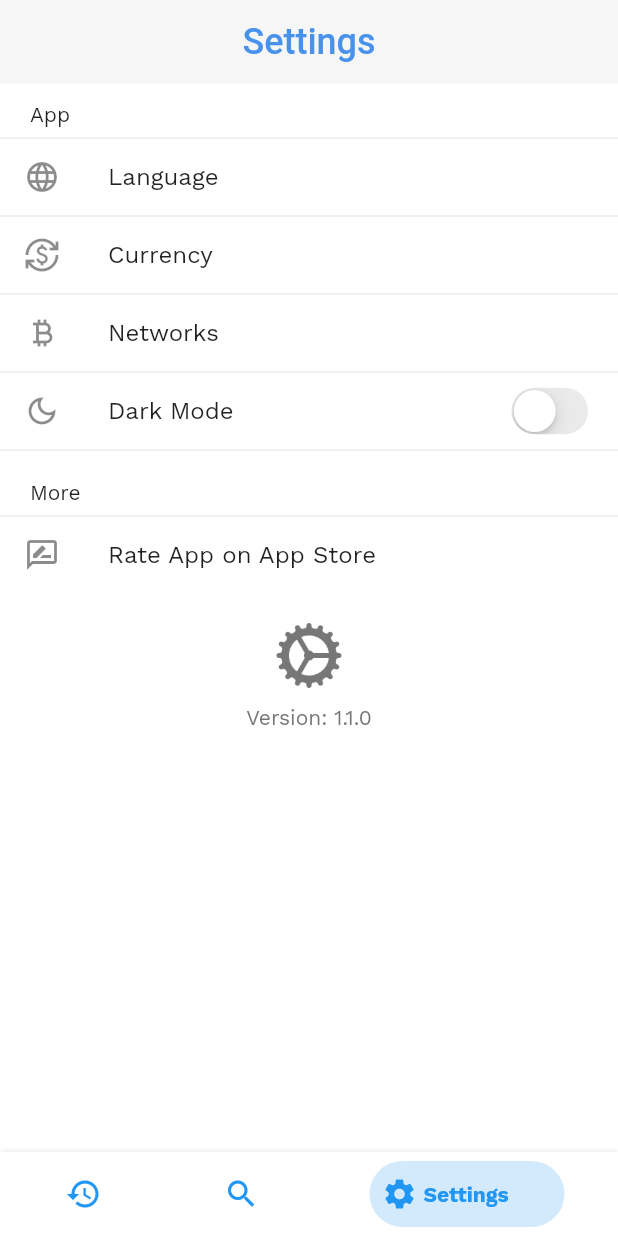
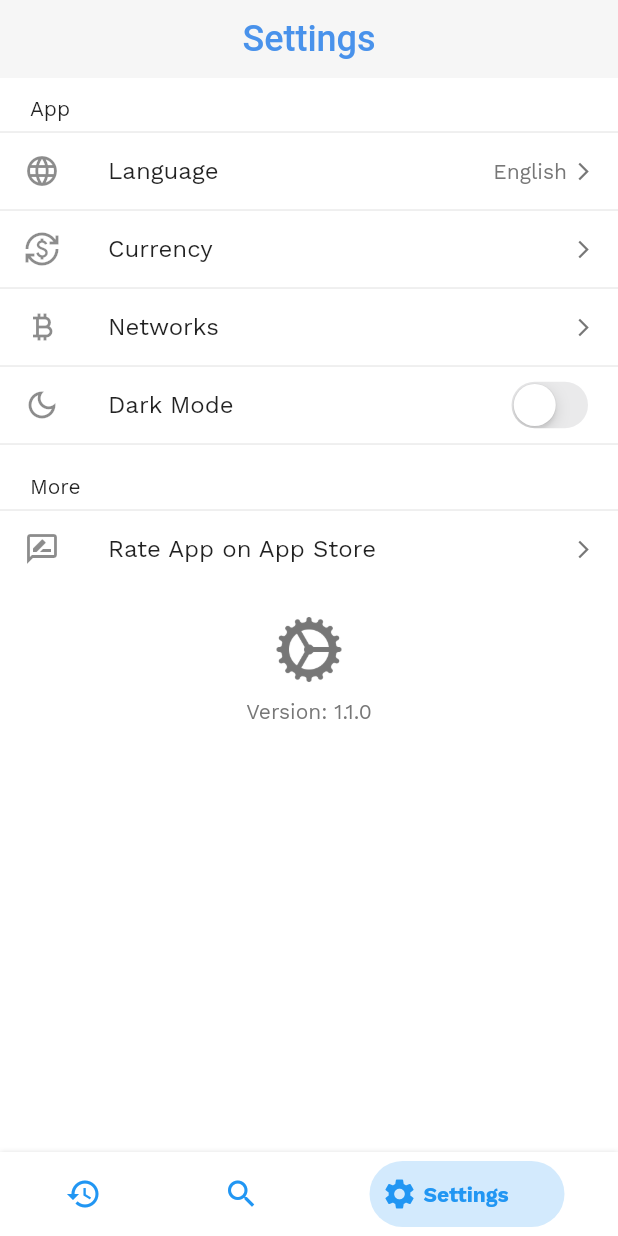
Before and after one commit to bisi-dev/defiscan, a Flutter app: the screen it shows after launch, swiped to page 3, on a phone screen of 412 x 824 dp. Run offline on Flutter 3.47's test engine with Material 2 defaults, Android fonts, the phone set to English and light mode, and no system bars; our stand-ins replace bloc, equatable, flutter_bloc, google_fonts, localization, shared_preferences.

Commit message:
feat: Implement Languages Settings Screen

```diff
--- a/lib/core/routes/route_generator.dart
+++ b/lib/core/routes/route_generator.dart
@@ -1,5 +1,6 @@
 import 'package:defiscan/features/dashboard/screens/dashboard.dart';
 import 'package:defiscan/features/onboarding/screens/splash.dart';
+import 'package:defiscan/features/settings/screens/languages.dart';
 import 'package:flutter/material.dart';
 
 import 'app_route.dart';
@@ -11,6 +12,8 @@ class RouteGenerator {
         return buildRoute(const SplashScreen(), settings: settings);
       case AppRoute.home:
         return buildRoute(const Dashboard(), settings: settings);
+      case AppRoute.languages:
+        return buildRoute(const LanguagesScreen(), settings: settings);
       default:
         return buildRoute(const SizedBox(), settings: settings);
     }
--- a/lib/features/dashboard/screens/dashboard.dart
+++ b/lib/features/dashboard/screens/dashboard.dart
@@ -10,12 +10,13 @@ part 'dashboard_content.dart';
 class Dashboard extends StatelessWidget {
   const Dashboard({super.key});
 
-  static final PageController _pageController = PageController(initialPage: 1);
-
   @override
   Widget build(BuildContext context) {
+    final page = ModalRoute.of(context)!.settings.arguments as int?;
+    PageController _pageController = PageController(initialPage: page ?? 1);
+
     return BlocProvider(
-      create: (context) => DashboardCubit(),
+      create: (context) => DashboardCubit()..swipeTo(page ?? 1),
       child: BlocBuilder<DashboardCubit, DashboardState>(
         builder: (context, state) {
           return Scaffold(
--- a/lib/features/settings/screens/settings.dart
+++ b/lib/features/settings/screens/settings.dart
@@ -2,9 +2,12 @@ import 'package:defiscan/core/app_core.dart';
 import 'package:flutter/cupertino.dart';
 import 'package:flutter_bloc/flutter_bloc.dart';
 
+import '../../../shared/locale/app_locale.dart';
+import '../../../shared/prefs/app_preferences.dart';
 import '../../../shared/services/store/store_service.dart';
 import '../../../shared/theme/app_style.dart';
 import '../bloc/settings_cubit.dart';
+import 'widgets/app_bar.dart';
 
 part 'settings_content.dart';
 
@@ -14,11 +17,7 @@ class SettingsScreen extends StatelessWidget {
   @override
   Widget build(BuildContext context) {
     return Scaffold(
-      appBar: AppBar(
-        automaticallyImplyLeading: false,
-        centerTitle: true,
-        title: Text('settings'.i18n()),
-      ),
+      appBar: SettingsAppBar(title: 'settings'.i18n(), canPop: false),
       body: _buildSettingsList(context),
     );
   }
@@ -34,7 +33,7 @@ class SettingsScreen extends StatelessWidget {
             if (item.leading == null) {
               return Padding(
                 padding: const EdgeInsets.fromLTRB(20, 12, 12, 0),
-                child: Text(item.title),
+                child: Text(item.title.i18n()),
               );
             } else {
               return InkWell(
@@ -47,11 +46,11 @@ class SettingsScreen extends StatelessWidget {
                   }
                 },
                 child: ListTile(
-                  title: Text(item.title, style: AppStyle.link),
+                  title: Text(item.title.i18n(), style: AppStyle.link),
                   leading: Icon(item.leading),
                   dense: true,
                   trailing:
-                      item.route.isEmpty ? _darkModeToggle() : const Text(''),
+                      item.route.isEmpty ? _darkModeToggle() : _subtitle(item),
                   visualDensity: const VisualDensity(vertical: -3),
                 ),
               );
@@ -85,4 +84,25 @@ class SettingsScreen extends StatelessWidget {
       },
     );
   }
+
+  Widget _subtitle(SettingsContent item) {
+    return FittedBox(
+      child: Row(
+        children: [
+          Text(
+            item.provideSubtitle(),
+            style: const TextStyle(
+              color: AppColor.kFairGrey,
+            ),
+          ),
+          const SizedBox(width: 4),
+          const Icon(
+            Icons.arrow_forward_ios_sharp,
+            color: AppColor.kFairGrey,
+            size: 14,
+          )
+        ],
+      ),
+    );
+  }
 }
--- a/lib/features/settings/screens/settings_content.dart
+++ b/lib/features/settings/screens/settings_content.dart
@@ -13,39 +13,51 @@ class SettingsContent {
 
   static const List<SettingsContent> list = [
     SettingsContent(
-      title: 'App',
+      title: 'app',
       leading: null,
       route: "",
     ),
     SettingsContent(
-      title: 'Language',
+      title: 'language',
       leading: Icons.language,
       route: AppRoute.languages,
     ),
     SettingsContent(
-      title: 'Currency',
+      title: 'currency',
       leading: Icons.currency_exchange,
       route: AppRoute.currencies,
     ),
     SettingsContent(
-      title: 'Networks',
+      title: 'networks',
       leading: Icons.currency_bitcoin,
       route: AppRoute.currencies,
     ),
     SettingsContent(
-      title: 'Dark Mode',
+      title: 'dark_mode',
       leading: Icons.dark_mode_outlined,
       route: "",
     ),
     SettingsContent(
-      title: 'More',
+      title: 'more',
       leading: null,
       route: "",
     ),
     SettingsContent(
-      title: 'Rate App on App Store',
+      title: 'rate_app',
       leading: Icons.rate_review_outlined,
       route: "store",
     ),
   ];
+
+  String provideSubtitle() {
+    switch (title) {
+      case 'language':
+        return AppLocale.list
+            .firstWhere((e) => e.code == AppPreferences.languageCode)
+            .value
+            .i18n();
+      default:
+        return "";
+    }
+  }
 }
--- /dev/null
+++ b/lib/features/settings/screens/widgets/app_bar.dart
@@ -0,0 +1,25 @@
+import 'package:flutter/material.dart';
+
+class SettingsAppBar extends StatelessWidget implements PreferredSizeWidget {
+  const SettingsAppBar({super.key, required this.title, this.canPop = true});
+
+  final String title;
+  final bool canPop;
+
+  @override
+  Size get preferredSize => const Size.fromHeight(52);
+
+  @override
+  Widget build(BuildContext context) {
+    return AppBar(
+      centerTitle: true,
+      title: Text(title),
+      leading: canPop
+          ? IconButton(
+              icon: const Icon(Icons.close),
+              onPressed: () => Navigator.pop(context),
+            )
+          : null,
+    );
+  }
+}
--- a/lib/shared/locale/app_locale.dart
+++ b/lib/shared/locale/app_locale.dart
@@ -8,7 +8,7 @@ class AppLocale {
   });
 
   static const List<AppLocale> list = [
-    AppLocale(code: 'en', value: 'English'),
-    AppLocale(code: 'fr', value: 'French'),
+    AppLocale(code: 'en', value: 'english'),
+    AppLocale(code: 'fr', value: 'french'),
   ];
 }
```
Also changed, not shown: lib/features/settings/screens/languages.dart (added, +52 -0 lines), lib/i18n/en.json (+11 -1 lines), lib/i18n/fr.json (+11 -1 lines).
